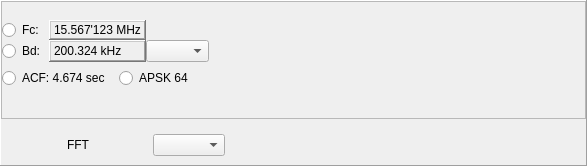
The window that sources/Arks/Scope Analyzer/window/scope_analyzer_window.ui (AquaCreatura/AquaWave) describes before a commit, drawn with Qt 5.
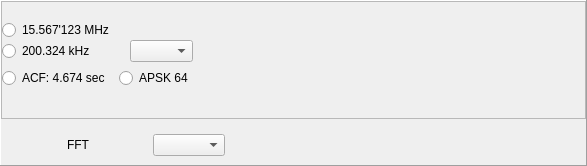
The same window after the commit.

What changed in the file:
```diff
--- a/sources/Arks/Scope Analyzer/window/scope_analyzer_window.ui
+++ b/sources/Arks/Scope Analyzer/window/scope_analyzer_window.ui
@@ -174,7 +174,33 @@
               <property name="horizontalSpacing">
                <number>0</number>
               </property>
-              <item row="1" column="2">
+              <item row="1" column="0">
+               <widget class="QRadioButton" name="symbol_rate_radio_button">
+                <property name="text">
+                 <string>200.324 kHz</string>
+                </property>
+                <attribute name="buttonGroup">
+                 <string notr="true">radio_group_chart_type</string>
+                </attribute>
+               </widget>
+              </item>
+              <item row="0" column="0">
+               <widget class="QRadioButton" name="carrier_radio_button">
+                <property name="sizePolicy">
+                 <sizepolicy hsizetype="Preferred" vsizetype="Fixed">
+                  <horstretch>0</horstretch>
+                  <verstretch>0</verstretch>
+                 </sizepolicy>
+                </property>
+                <property name="text">
+                 <string>15.567'123 MHz</string>
+                </property>
+                <attribute name="buttonGroup">
+                 <string notr="true">radio_group_chart_type</string>
+                </attribute>
+               </widget>
+              </item>
+              <item row="1" column="1">
                <widget class="QComboBox" name="symbol_rate_combobox">
                 <property name="sizePolicy">
                  <sizepolicy hsizetype="Maximum" vsizetype="Fixed">
@@ -190,70 +216,6 @@
                 </property>
                </widget>
               </item>
-              <item row="1" column="0">
-               <widget class="QRadioButton" name="symbol_rate_radio_button">
-                <property name="text">
-                 <string>Bd: </string>
-                </property>
-                <attribute name="buttonGroup">
-                 <string notr="true">radio_group_chart_type</string>
-                </attribute>
-               </widget>
-              </item>
-              <item row="0" column="1">
-               <widget class="QLabel" name="carrier_value_label">
-                <property name="cursor">
-                 <cursorShape>ArrowCursor</cursorShape>
-                </property>
-                <property name="frameShape">
-                 <enum>QFrame::WinPanel</enum>
-                </property>
-                <property name="frameShadow">
-                 <enum>QFrame::Raised</enum>
-                </property>
-                <property name="lineWidth">
-                 <number>3</number>
-                </property>
-                <property name="midLineWidth">
-                 <number>2</number>
-                </property>
-                <property name="text">
-                 <string>15.567'123 MHz</string>
-                </property>
-               </widget>
-              </item>
-              <item row="0" column="0">
-               <widget class="QRadioButton" name="carrier_radio_button">
-                <property name="sizePolicy">
-                 <sizepolicy hsizetype="Preferred" vsizetype="Fixed">
-                  <horstretch>0</horstretch>
-                  <verstretch>0</verstretch>
-                 </sizepolicy>
-                </property>
-                <property name="text">
-                 <string>Fc: </string>
-                </property>
-                <attribute name="buttonGroup">
-                 <string notr="true">radio_group_chart_type</string>
-                </attribute>
-               </widget>
-              </item>
-              <item row="1" column="1">
-               <widget class="QLabel" name="symbol_rate_label">
-                <property name="cursor">
-                 <cursorShape>ArrowCursor</cursorShape>
-                </property>
-                <property name="frameShape">
-                 <enum>QFrame::WinPanel</enum>
-                </property>
-                <property name="frameShadow">
-                 <enum>QFrame::Raised</enum>
-                </property>
-                <property name="text">
-                 <string>200.324 kHz</string>
-                </property>
-               </widget>
-              </item>
              </layout>
             </item>
             <item row="2" column="1">
```
